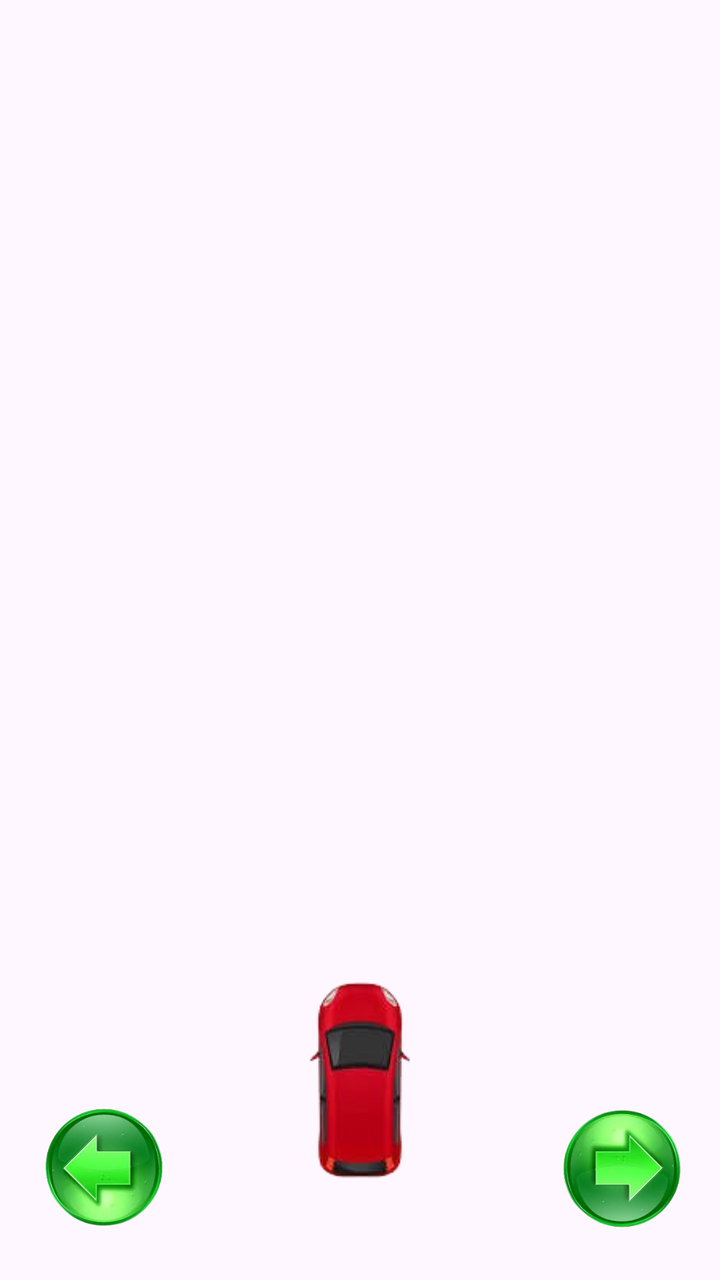
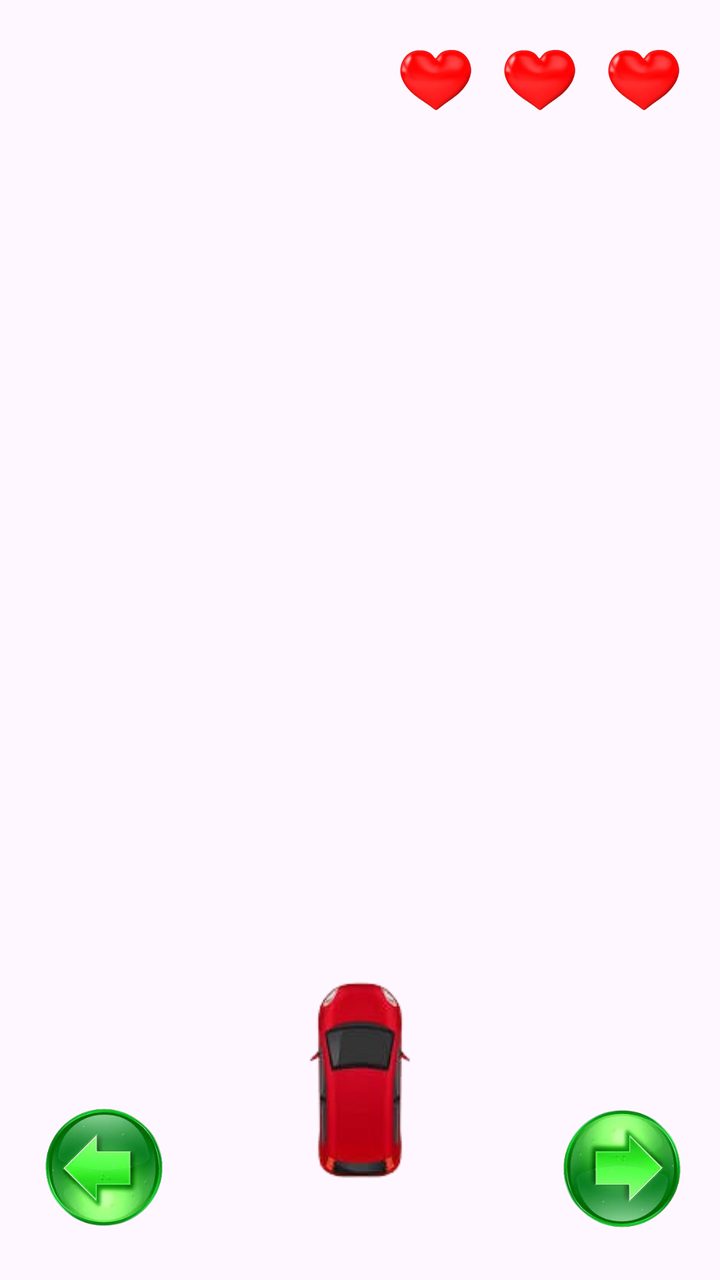

An Android layout rendered at two revisions. The XML below is the earlier revision; the diff shows what the commit changed to produce the second picture.
<!-- AndroidManifest.xml: application theme Theme.LaneGame -->
<!-- res/layout/activity_main.xml -->
<?xml version="1.0" encoding="utf-8"?>
<androidx.constraintlayout.widget.ConstraintLayout
    xmlns:android="http://schemas.android.com/apk/res/android"
    xmlns:tools="http://schemas.android.com/tools"
    xmlns:app="http://schemas.android.com/apk/res-auto"
    android:id="@+id/main"
    android:layout_width="match_parent"
    android:layout_height="match_parent"
    tools:context=".MainActivity">

    <FrameLayout
        android:id="@+id/gameArea"
        android:layout_width="0dp"
        android:layout_height="0dp"
        app:layout_constraintTop_toTopOf="parent"
        app:layout_constraintBottom_toBottomOf="parent"
        app:layout_constraintStart_toStartOf="parent"
        app:layout_constraintEnd_toEndOf="parent">

        <ImageView
            android:id="@+id/car"
            android:layout_width="120dp"
            android:layout_height="200dp"
            android:layout_gravity="bottom|center_horizontal"
            android:src="@drawable/car"
            android:contentDescription="Player"
            android:scaleType="fitCenter" />

    </FrameLayout>

    <ImageButton
        android:id="@+id/btnLeft"
        android:layout_width="64dp"
        android:layout_height="64dp"
        android:layout_marginStart="20dp"
        android:layout_marginBottom="24dp"
        android:background="@null"
        android:padding="0dp"
        android:scaleType="fitCenter"
        android:adjustViewBounds="true"
        android:contentDescription="Move left"
        android:src="@drawable/left"
        app:layout_constraintStart_toStartOf="@id/gameArea"
        app:layout_constraintBottom_toBottomOf="@id/gameArea" />

    <ImageButton
        android:id="@+id/btnRight"
        android:layout_width="64dp"
        android:layout_height="64dp"
        android:layout_marginEnd="17dp"
        android:layout_marginBottom="24dp"
        android:background="@null"
        android:padding="0dp"
        android:scaleType="fitCenter"
        android:adjustViewBounds="true"
        android:contentDescription="Move right"
        android:src="@drawable/right"
        app:layout_constraintEnd_toEndOf="@id/gameArea"
        app:layout_constraintBottom_toBottomOf="@id/gameArea" />

</androidx.constraintlayout.widget.ConstraintLayout>
<!-- resources referenced by this layout -->
<resources>
  <!-- drawable car: png bitmap (drawable, 15296 bytes) -->
  <!-- drawable left: png bitmap (drawable, 70808 bytes) -->
  <!-- drawable right: png bitmap (drawable, 57801 bytes) -->
  <style name="Theme.LaneGame" parent="Base.Theme.LaneGame" />
  <style name="Base.Theme.LaneGame" parent="Theme.Material3.DayNight.NoActionBar">
          
          
      </style>
</resources>

<!-- the commit's change to res/layout/activity_main.xml (unified diff, before → after) -->
@@ -58,4 +58,36 @@
         app:layout_constraintEnd_toEndOf="@id/gameArea"
         app:layout_constraintBottom_toBottomOf="@id/gameArea" />
 
+    <LinearLayout
+        android:id="@+id/heartsContainer"
+        android:layout_width="wrap_content"
+        android:layout_height="wrap_content"
+        android:orientation="horizontal"
+        android:layout_marginTop="16dp"
+        android:layout_marginEnd="16dp"
+        app:layout_constraintTop_toTopOf="parent"
+        app:layout_constraintEnd_toEndOf="parent">
+
+        <ImageView
+            android:id="@+id/heart1"
+            android:layout_width="48dp"
+            android:layout_height="48dp"
+            android:layout_marginStart="4dp"
+            android:src="@drawable/heart"/>
+
+        <ImageView
+            android:id="@+id/heart2"
+            android:layout_width="48dp"
+            android:layout_height="48dp"
+            android:layout_marginStart="4dp"
+            android:src="@drawable/heart" />
+
+        <ImageView
+            android:id="@+id/heart3"
+            android:layout_width="48dp"
+            android:layout_height="48dp"
+            android:layout_marginStart="4dp"
+            android:src="@drawable/heart" />
+
+    </LinearLayout>
 </androidx.constraintlayout.widget.ConstraintLayout>
<!-- resource entries referenced after the edit -->
@@ -1,6 +1,7 @@
 <!-- resources referenced by this layout -->
 <resources>
   <!-- drawable car: png bitmap (drawable, 15296 bytes) -->
+  <!-- drawable heart: png bitmap (drawable, 40388 bytes) -->
   <!-- drawable left: png bitmap (drawable, 70808 bytes) -->
   <!-- drawable right: png bitmap (drawable, 57801 bytes) -->
   <style name="Theme.LaneGame" parent="Base.Theme.LaneGame" />
